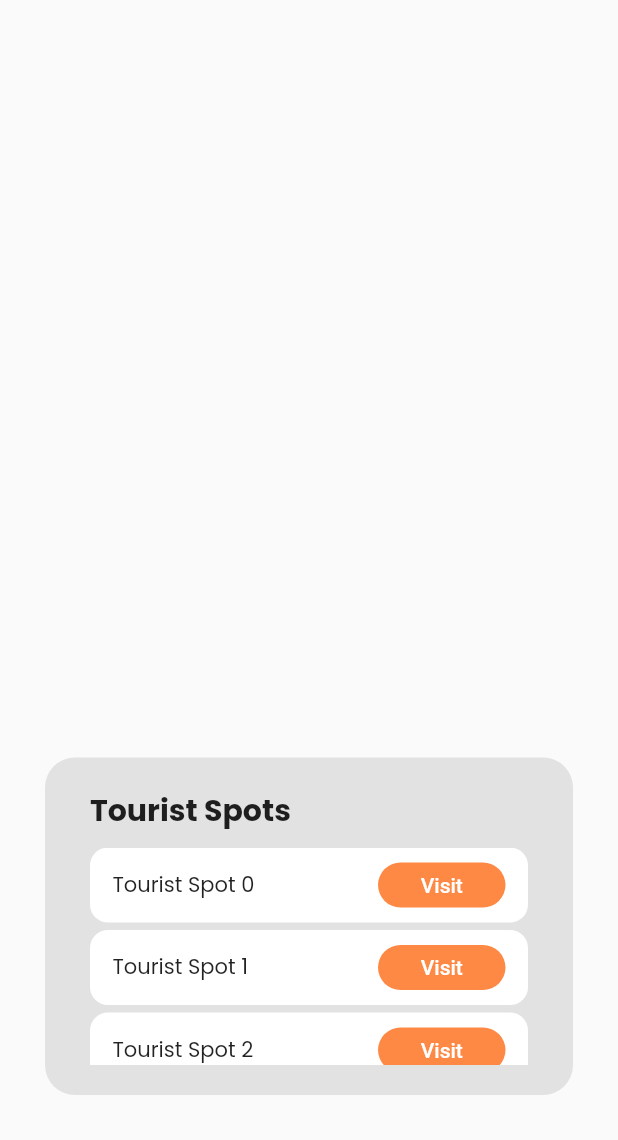
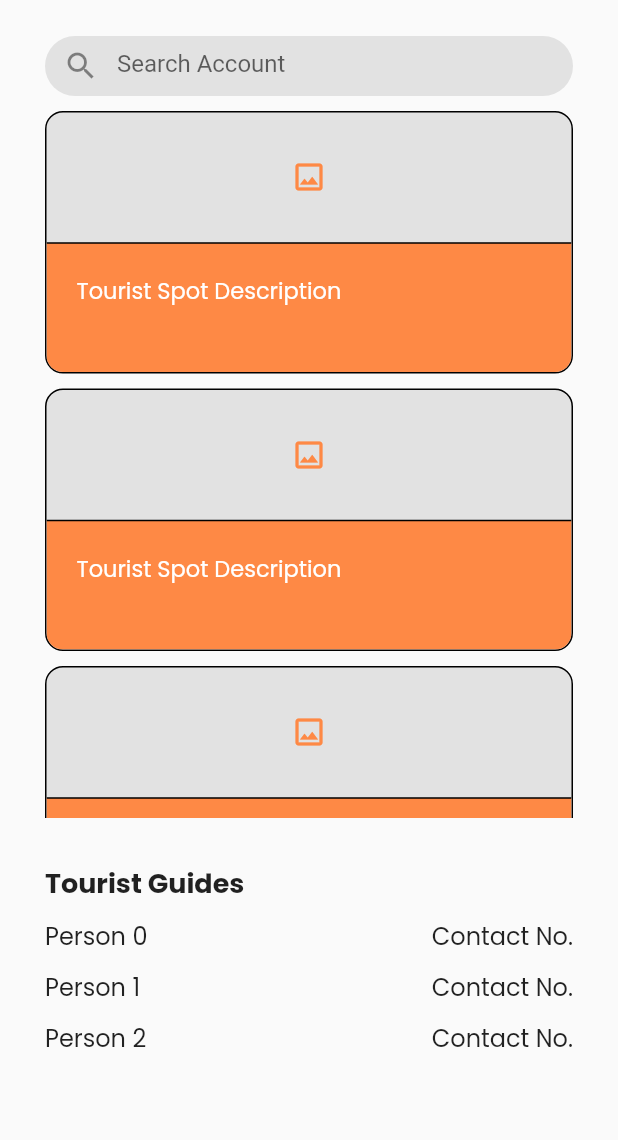
Before and after one commit to EdisonModesto/NVTours, a Flutter app: the GuideView screen opened by its route, on a phone screen of 412 x 824 dp, the part 96-1236 px from its top. Run offline on Flutter 3.47's test engine with Material 2 defaults, Android fonts, the phone set to English and light mode, and no system bars; our stand-ins replace flutter_riverpod, go_router, google_fonts.

Commit message:
Implemented UI features - added Splash Screen, Home Screen, Guide Screen, and Info Screen

```diff
--- a/lib/constants/Routes.dart
+++ b/lib/constants/Routes.dart
@@ -1,5 +1,6 @@
 import 'package:go_router/go_router.dart';
 import 'package:nvtours/features/3.%20Tourist%20Guide/GuideView.dart';
+import 'package:nvtours/features/4.%20More%20Info/MoreView.dart';
 
 import '../features/1. SplashScreen/SplashScreen.dart';
 import '../features/2. Home/HomeView.dart';
@@ -20,6 +21,10 @@ class Routes{
         path: '/Guide',
         builder: (context, state) => const GuideView(),
       ),
+      GoRoute(
+        path: '/Info',
+        builder: (context, state) => const MoreView(),
+      ),
     ],
   );
 }
--- a/lib/features/3. Tourist Guide/GuideView.dart
+++ b/lib/features/3. Tourist Guide/GuideView.dart
@@ -1,5 +1,6 @@
 import 'package:flutter/material.dart';
 import 'package:flutter_riverpod/flutter_riverpod.dart';
+import 'package:go_router/go_router.dart';
 import 'package:google_fonts/google_fonts.dart';
 
 import '../../common/NvAppBar.dart';
@@ -16,11 +17,15 @@ class GuideView extends ConsumerStatefulWidget {
 }
 
 class _GuideViewState extends ConsumerState<GuideView> {
+  TextEditingController _searchCtrl = TextEditingController();
+
+
   @override
   Widget build(BuildContext context) {
     final key = ref.watch(Providers().DrawerProviider);
-    var size =  MediaQuery.of(context).size;
+  //  var size =  MediaQuery.of(context).size;
     return Scaffold(
+      resizeToAvoidBottomInset: false,
       key: key,
       appBar: PreferredSize(
           preferredSize: const Size.fromHeight(70),
@@ -32,29 +37,103 @@ class _GuideViewState extends ConsumerState<GuideView> {
           child: Column(
             mainAxisAlignment: MainAxisAlignment.spaceBetween,
             children: [
+              Container(
+                  decoration: BoxDecoration(
+                      color: AppColors().cardColor,
+                      borderRadius: const BorderRadius.all(Radius.circular(50))
+                  ),
+                  width: 1000,
+                  height: 40,
+                  child: TextField(
+                    controller: _searchCtrl,
+                    decoration: const InputDecoration(
+                      contentPadding: EdgeInsets.only(top: 5, bottom: 5),
+                      hintText: "Search Account",
+                      border: InputBorder.none,
+                      prefixIcon: Icon(Icons.search),
+                    ),
+                  )
+              ),
+              const SizedBox(height: 10),
               Expanded(
+                child: ListView.separated(
+                  itemCount: 3,
+                  itemBuilder: (context, index){
+                    return InkWell(
+                      onTap: (){
+                        GoRouter.of(context).push('/Info');
+                      },
+                      child: Container(
+                        height: 175,
+                        width: 1000,
+                        decoration: BoxDecoration(
+                          color: AppColors().cardColor,
+                          borderRadius: const BorderRadius.all(Radius.circular(12)),
+                          border: Border.all(color: Colors.black),
+                        ),
+                        child: ClipRRect(
+                          borderRadius: const BorderRadius.all(Radius.circular(11)),
                           child: Column(
                             children: [
-
-                  ],
-                )
+                              Expanded(
+                                child: Center(
+                                  child: Icon(
+                                    Icons.image_outlined,
+                                    color: AppColors().primary,
                                   ),
-              Container(
-                height: 225,
-                width: size.width,
+                                ),
+                              ),
+                              Expanded(
+                                child: Container(
+                                  width: 1000,
+                                  padding: const EdgeInsets.all(20),
                                   decoration: BoxDecoration(
-                  color: AppColors().cardColor,
-                  borderRadius: BorderRadius.circular(20),
+                                    color: AppColors().primary,
+                                    border: const Border(
+                                      top: BorderSide(
+                                        color: Colors.black,
                                       ),
-                padding: const EdgeInsets.only(left: 30, right: 30, top: 20, bottom: 20),
+                                    ),
+                                  ),
                                   child: Column(
                                     mainAxisAlignment: MainAxisAlignment.start,
                                     crossAxisAlignment: CrossAxisAlignment.start,
                                     children: [
                                       Text(
-                      "Tourist Spots",
+                                        "Tourist Spot Description",
                                         style: GoogleFonts.poppins(
-                        fontSize: 20,
+                                          fontSize: 15,
+                                          color: Colors.white,
+                                        ),
+                                      ),
+                                    ],
+                                  ),
+                                ),
+                              ),
+                            ],
+                          ),
+                        )
+                      ),
+                    );
+                  },
+                  separatorBuilder: (context, index){
+                    return const SizedBox(height: 10);
+                  },
+                )
+              ),
+              const SizedBox(height: 10),
+              Container(
+                height: 175,
+                width: 1000,
+                padding: EdgeInsets.only(top: 20),
+                child: Column(
+                  mainAxisAlignment: MainAxisAlignment.start,
+                  crossAxisAlignment: CrossAxisAlignment.start,
+                  children: [
+                    Text(
+                      "Tourist Guides",
+                      style: GoogleFonts.poppins(
+                        fontSize: 18,
                         fontWeight: FontWeight.bold,
                       ),
                     ),
@@ -63,43 +142,26 @@ class _GuideViewState extends ConsumerState<GuideView> {
                       child: ListView.separated(
                         itemCount: 3,
                         itemBuilder: (context, index){
-                          return Container(
-                            height: 50,
-                            width: size.width,
-                            decoration: BoxDecoration(
-                              color: Colors.white,
-                              borderRadius: BorderRadius.circular(12),
-                            ),
-                            padding: const EdgeInsets.only(top: 10, bottom: 10, right: 15, left: 15),
-                            child: Row(
+                          return Row(
                             mainAxisAlignment: MainAxisAlignment.spaceBetween,
                             children: [
                               Text(
-                                  "Tourist Spot $index",
+                                "Person $index",
                                 style: GoogleFonts.poppins(
-                                    fontSize: 14,
+                                  fontSize: 16,
                                 ),
                               ),
-                                ElevatedButton(
-                                  onPressed: (){},
-                                  child: const Text(
-                                    "Visit",
-                                  ),
-                                  style: ElevatedButton.styleFrom(
-                                    elevation: 0,
-                                    fixedSize: const Size(85, 30),
-                                    backgroundColor: AppColors().primary,
-                                    shape: RoundedRectangleBorder(
-                                      borderRadius: BorderRadius.circular(20),
+                              Text(
+                                "Contact No.",
+                                style: GoogleFonts.poppins(
+                                  fontSize: 16,
                                 ),
                               ),
-                                )
                             ],
-                            ),
                           );
                         },
                         separatorBuilder: (context, index){
-                          return const SizedBox(height: 5,);
+                          return const SizedBox(height: 10,);
                         },
                       ),
                     )
```
Also changed, not shown: lib/features/2. Home/HomeView.dart (+4 -3 lines), lib/features/4. More Info/MoreView.dart (added, +230 -0 lines). Lines whose indentation alone changed are shown as unchanged.
